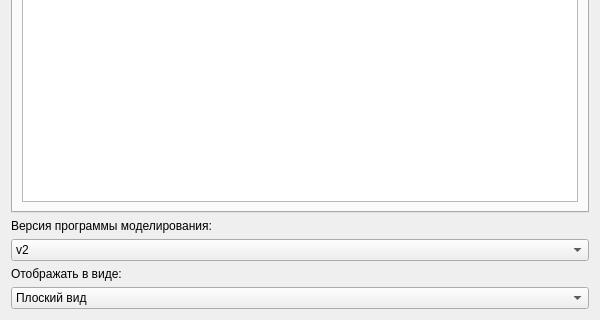
First picture: the form in UI/Home/LayerExplorerWidget.ui, repository Codbrain1/QSpace, before the edit; both pictures show x 0 to 600 and y 351 to 671 of the 600 by 671 pixel window.
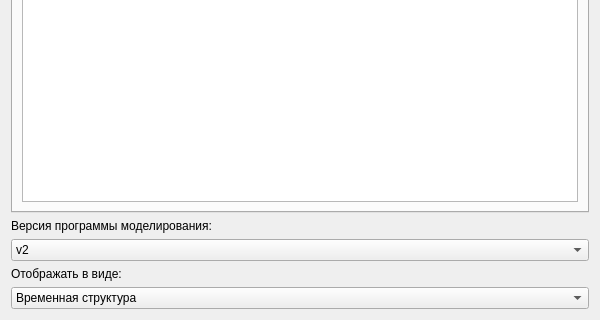
Second picture: the form after the edit. Icons and pictures are not drawn.

Commit message: переработка архитектуры, добавлено разделения для переменных окружения, исправлена иерархическая структура отображения файлов

```diff
--- a/UI/Home/LayerExplorerWidget.ui
+++ b/UI/Home/LayerExplorerWidget.ui
@@ -384,7 +384,7 @@
     <widget class="QComboBox" name="comboBox_structureView">
      <item>
       <property name="text">
-       <string>Плоский вид</string>
+       <string>Временная структура</string>
       </property>
      </item>
      <item>
```
Left out of the diff: 2 changed lines with no effect on the pictures. The commit also changes 55 other files.
